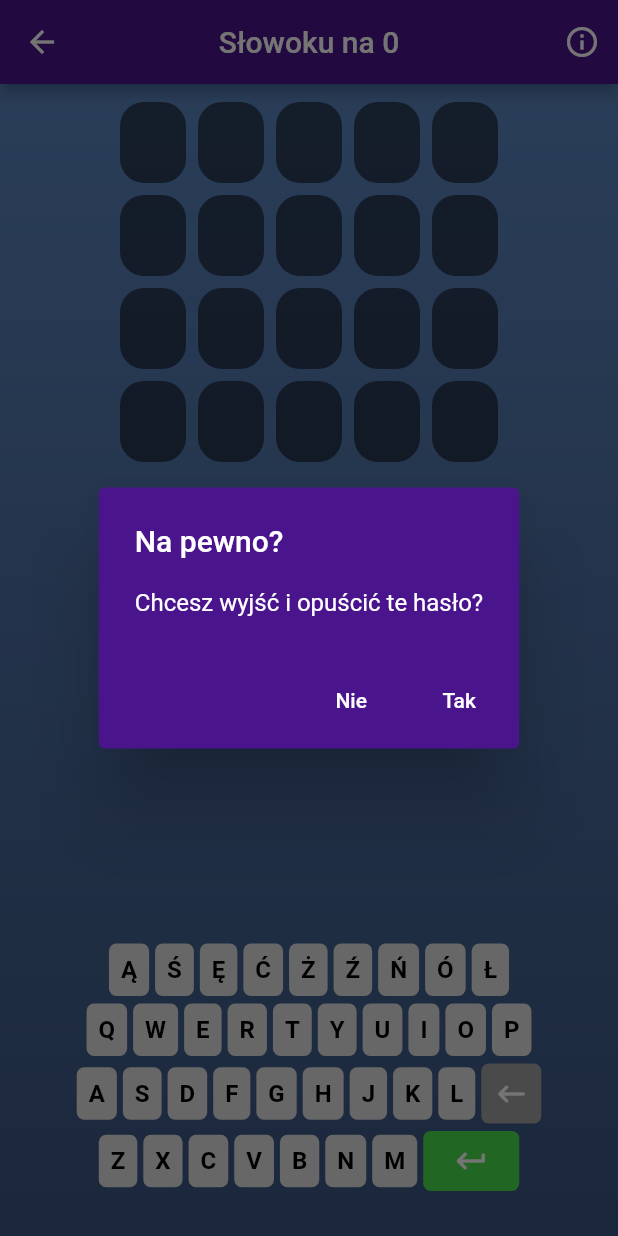
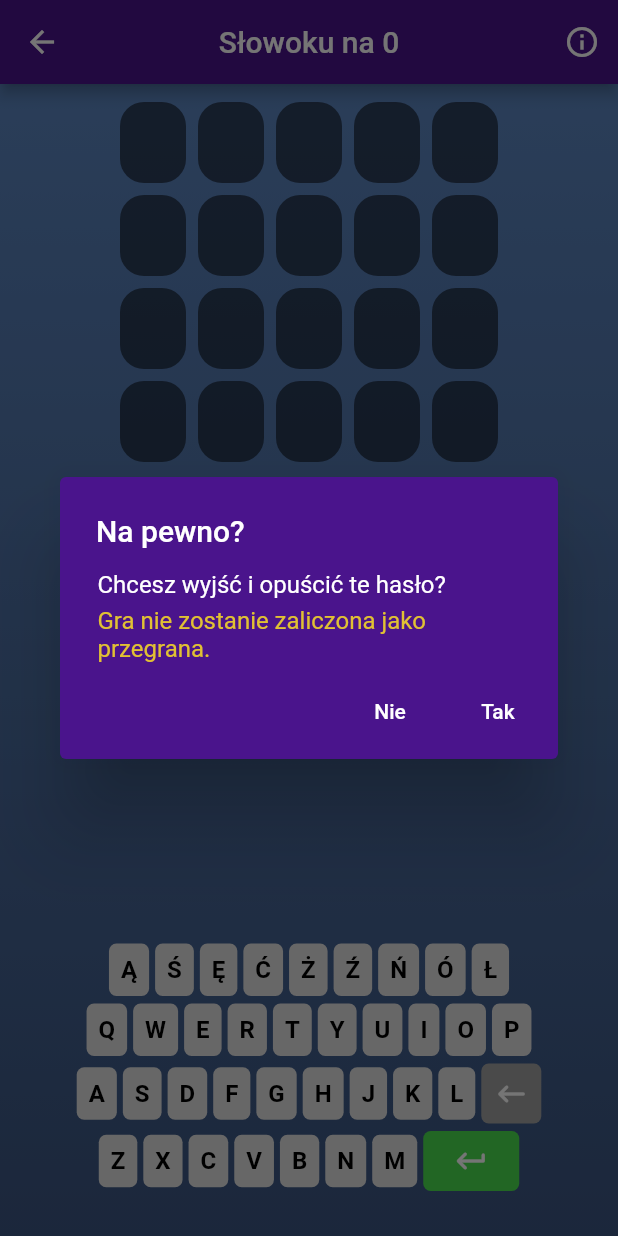
Before and after one commit to MarekRudzki/Slowotok, a Flutter app: the WordleScreen screen opened directly with empty values, after a tap on the "arrow back" icon, on a phone screen of 412 x 824 dp. Run offline on Flutter 3.47's test engine with Material 2 defaults, Android fonts, the phone set to English and light mode, and no system bars; our stand-ins replace charts_flutter_new, confetti, hive_flutter; accounts and stored records are empty.

Commit message:
Add quit game logic

```diff
--- a/lib/src/screens/game_screen/game_screen.dart
+++ b/lib/src/screens/game_screen/game_screen.dart
@@ -42,18 +42,43 @@ class _WordleScreenState extends State<WordleScreen> {
       controller.play();
     }
     AlertDialog _buildExitDialog(BuildContext context) {
+      final bool gameLostAtExit = provider.gameLostAtExit();
       return AlertDialog(
         title: const Text('Na pewno?'),
-        content: const Text('Chcesz wyjść i opuścić te hasło?'),
+        content: Column(
+          crossAxisAlignment: CrossAxisAlignment.start,
+          mainAxisSize: MainAxisSize.min,
+          children: [
+            const Text('Chcesz wyjść i opuścić te hasło?'),
+            const SizedBox(
+              height: 5,
+            ),
+            Text(
+              gameLostAtExit
+                  ? 'Podjęto próbę rozwiązania hasła - gra zostanie zaliczona jako przegrana.'
+                  : 'Gra nie zostanie zaliczona jako przegrana.',
+              style: const TextStyle(
+                color: Color.fromARGB(255, 225, 193, 51),
+              ),
+            )
+          ],
+        ),
+        contentPadding: const EdgeInsets.fromLTRB(25, 15, 10, 0),
         actions: <Widget>[
           TextButton(
             onPressed: () => Navigator.of(context).pop(false),
             child: const Text('Nie'),
           ),
           TextButton(
-            onPressed: () {
-              Navigator.of(context).pop(true);
-              Provider.of<WordsProvider>(context, listen: false).restartWord();
+            onPressed: () async {
+              if (gameLostAtExit) {
+                provider.markGameAsLost();
+              }
+              if (context.mounted) {
+                Navigator.of(context).pop(true);
+                Provider.of<WordsProvider>(context, listen: false)
+                    .restartWord();
+              }
             },
             child: const Text('Tak'),
           ),
--- a/lib/src/services/words_provider.dart
+++ b/lib/src/services/words_provider.dart
@@ -61,6 +61,28 @@ class WordsProvider with ChangeNotifier {
     "Ó": 0,
     "Ł": 0,
   };
+
+  bool gameLostAtExit() {
+    int guessesUsed = 0;
+    for (final String guess in guesses) {
+      if (guess.isNotEmpty) {
+        guessesUsed++;
+      }
+    }
+    if (guessesUsed >= 1) {
+      return true;
+    } else {
+      return false;
+    }
+  }
+
+  Future<void> markGameAsLost() async {
+    await _hiveStatistics.addGameStatistics(
+      isWinner: false,
+      wordLength: wordLength,
+      totalTries: selectedTotalTries,
+    );
+  }
 
   void setWordLength(int length) {
     wordLength = length;
```
